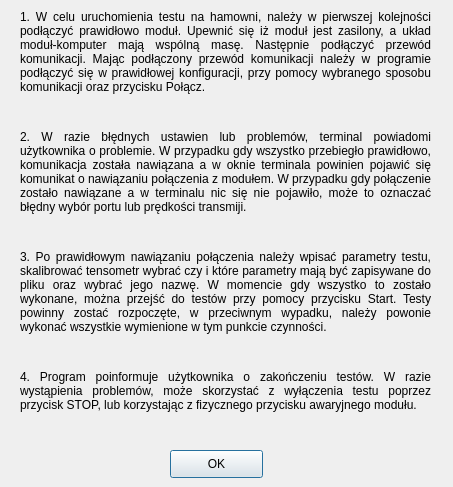
This is UI/HelpDialogUI.ui in Szkodniq1/Propeller-Dynamometer as Qt 5 draws it before an edit. The edited form follows.
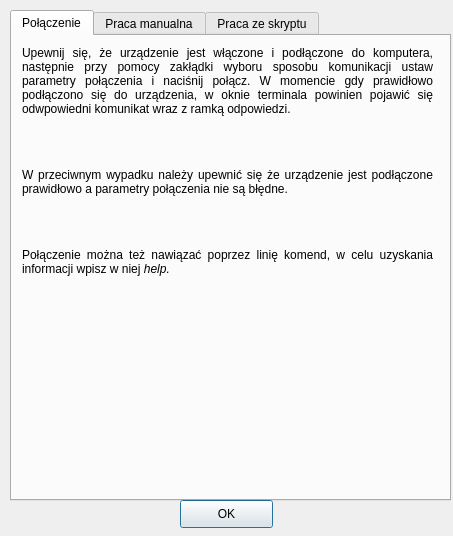
This is the edited form.

```diff
--- a/UI/HelpDialogUI.ui
+++ b/UI/HelpDialogUI.ui
@@ -7,93 +7,17 @@
     <x>0</x>
     <y>0</y>
     <width>453</width>
-    <height>487</height>
+    <height>536</height>
    </rect>
   </property>
   <property name="windowTitle">
    <string>Dialog</string>
   </property>
-  <widget class="QLabel" name="label">
-   <property name="geometry">
-    <rect>
-     <x>20</x>
-     <y>10</y>
-     <width>411</width>
-     <height>111</height>
-    </rect>
-   </property>
-   <property name="text">
-    <string>1. W celu uruchomienia testu na hamowni, należy w pierwszej kolejności podłączyć prawidłowo moduł. Upewnić się iż moduł jest zasilony, a układ moduł-komputer mają wspólną masę. Następnie podłączyć przewód komunikacji. Mając podłączony przewód komunikacji należy w programie podłączyć się w prawidłowej konfiguracji, przy pomocy wybranego sposobu komunikacji oraz przycisku Połącz.</string>
-   </property>
-   <property name="alignment">
-    <set>Qt::AlignJustify|Qt::AlignTop</set>
-   </property>
-   <property name="wordWrap">
-    <bool>true</bool>
-   </property>
-  </widget>
-  <widget class="QLabel" name="label_2">
-   <property name="geometry">
-    <rect>
-     <x>20</x>
-     <y>130</y>
-     <width>411</width>
-     <height>141</height>
-    </rect>
-   </property>
-   <property name="text">
-    <string>2. W razie błędnych ustawien lub problemów, terminal powiadomi użytkownika o problemie. W przypadku gdy wszystko przebiegło prawidłowo, komunikacja została nawiązana a w oknie terminala powinien pojawić się komunikat o nawiązaniu połączenia z modułem. W przypadku gdy połączenie zostało nawiązane a w terminalu nic się nie pojawiło, może to oznaczać błędny wybór portu lub prędkości transmiji.</string>
-   </property>
-   <property name="alignment">
-    <set>Qt::AlignJustify|Qt::AlignTop</set>
-   </property>
-   <property name="wordWrap">
-    <bool>true</bool>
-   </property>
-  </widget>
-  <widget class="QLabel" name="label_3">
-   <property name="geometry">
-    <rect>
-     <x>20</x>
-     <y>250</y>
-     <width>411</width>
-     <height>111</height>
-    </rect>
-   </property>
-   <property name="text">
-    <string>3. Po prawidłowym nawiązaniu połączenia należy wpisać parametry testu, skalibrować tensometr wybrać czy i które parametry mają być zapisywane do pliku oraz wybrać jego nazwę. W momencie gdy wszystko to zostało wykonane, można przejść do testów przy pomocy przycisku Start. Testy powinny zostać rozpoczęte, w przeciwnym wypadku, należy powonie wykonać wszystkie wymienione w tym punkcie czynności.</string>
-   </property>
-   <property name="alignment">
-    <set>Qt::AlignJustify|Qt::AlignTop</set>
-   </property>
-   <property name="wordWrap">
-    <bool>true</bool>
-   </property>
-  </widget>
-  <widget class="QLabel" name="label_4">
-   <property name="geometry">
-    <rect>
-     <x>20</x>
-     <y>370</y>
-     <width>411</width>
-     <height>61</height>
-    </rect>
-   </property>
-   <property name="text">
-    <string>4. Program poinformuje użytkownika o zakończeniu testów. W razie wystąpienia problemów, może skorzystać z wyłączenia testu poprzez przycisk STOP, lub korzystając z fizycznego przycisku awaryjnego modułu.</string>
-   </property>
-   <property name="alignment">
-    <set>Qt::AlignJustify|Qt::AlignTop</set>
-   </property>
-   <property name="wordWrap">
-    <bool>true</bool>
-   </property>
-  </widget>
   <widget class="QPushButton" name="okButton">
    <property name="geometry">
     <rect>
-     <x>170</x>
-     <y>450</y>
+     <x>180</x>
+     <y>500</y>
      <width>93</width>
      <height>28</height>
     </rect>
@@ -102,6 +26,91 @@
     <string>OK</string>
    </property>
   </widget>
+  <widget class="QTabWidget" name="tabWidget">
+   <property name="geometry">
+    <rect>
+     <x>10</x>
+     <y>10</y>
+     <width>441</width>
+     <height>491</height>
+    </rect>
+   </property>
+   <property name="currentIndex">
+    <number>0</number>
+   </property>
+   <widget class="QWidget" name="tab">
+    <attribute name="title">
+     <string>Połączenie</string>
+    </attribute>
+    <widget class="QLabel" name="label">
+     <property name="geometry">
+      <rect>
+       <x>10</x>
+       <y>10</y>
+       <width>411</width>
+       <height>391</height>
+      </rect>
+     </property>
+     <property name="text">
+      <string>&lt;html&gt;&lt;head/&gt;&lt;body&gt;&lt;p&gt;Upewnij się, że urządzenie jest włączone i podłączone do komputera, następnie przy pomocy zakłądki wyboru sposobu komunikacji ustaw parametry połączenia i naciśnij połącz. W momencie gdy prawidłowo podłączono się do urządzenia, w oknie terminala powinien pojawić się odwpowiedni komunikat wraz z ramką odpowiedzi.&lt;/p&gt;&lt;p&gt;&lt;br/&gt;&lt;/p&gt;&lt;p&gt;W przeciwnym wypadku należy upewnić się że urządzenie jest podłączone prawidłowo a parametry połączenia nie są błędne.&lt;/p&gt;&lt;p&gt;&lt;br/&gt;&lt;/p&gt;&lt;p&gt;Połączenie można też nawiązać poprzez linię komend, w celu uzyskania informacji wpisz w niej &lt;span style=&quot; font-style:italic;&quot;&gt;help.&lt;/span&gt;&lt;/p&gt;&lt;/body&gt;&lt;/html&gt;</string>
+     </property>
+     <property name="alignment">
+      <set>Qt::AlignJustify|Qt::AlignTop</set>
+     </property>
+     <property name="wordWrap">
+      <bool>true</bool>
+     </property>
+    </widget>
+   </widget>
+   <widget class="QWidget" name="tab_2">
+    <attribute name="title">
+     <string>Praca manualna</string>
+    </attribute>
+    <widget class="QLabel" name="label_2">
+     <property name="geometry">
+      <rect>
+       <x>10</x>
+       <y>10</y>
+       <width>411</width>
+       <height>381</height>
+      </rect>
+     </property>
+     <property name="text">
+      <string>&lt;html&gt;&lt;head/&gt;&lt;body&gt;&lt;p&gt;Praca manualna to rodzaj pracy podczas której wypełnienie zadajemy ręcznie z programu. Aby ją aktywować należy zaznaczyć okienko &lt;span style=&quot; font-style:italic;&quot;&gt;Praca manualna.&lt;/span&gt; Aktywuje się wtedy panel do obsługi hamowni. Zmieniając wartość początkową, można modulować od jakiej wartości wystartuje test. Klikając start, silniki zaczną pracować. Można wtedy modulować wypełnienie przyciskami sterowania - każdym z osobna lub oboma naraz. Pomiary, o ile zaznaczone było okno zapisu do pliku, będą zapisywane przez cały okres trwania testu.&lt;/p&gt;&lt;p&gt;&lt;br/&gt;&lt;/p&gt;&lt;p&gt;W momencie startu aktywowany jest 10 sekundowy timer. Jeżeli podczas tych 10 sekund nie zajdą żadne zmiany w programie (nie zostaną zanotowane zmiany wypełnienia) to test zostanie automatycznie zakończony. Zostało to wprowadzone w ramach bezpieczeństwa.&lt;/p&gt;&lt;p&gt;&lt;br/&gt;&lt;/p&gt;&lt;p&gt;Pracę manualną można również wystartować i zatrzymać z linii komend. Więcej informacji pokaże się po wpisaniu &lt;span style=&quot; font-style:italic;&quot;&gt;help.&lt;/span&gt;&lt;/p&gt;&lt;/body&gt;&lt;/html&gt;</string>
+     </property>
+     <property name="alignment">
+      <set>Qt::AlignJustify|Qt::AlignTop</set>
+     </property>
+     <property name="wordWrap">
+      <bool>true</bool>
+     </property>
+    </widget>
+   </widget>
+   <widget class="QWidget" name="tab_3">
+    <attribute name="title">
+     <string>Praca ze skryptu</string>
+    </attribute>
+    <widget class="QLabel" name="label_3">
+     <property name="geometry">
+      <rect>
+       <x>10</x>
+       <y>10</y>
+       <width>411</width>
+       <height>441</height>
+      </rect>
+     </property>
+     <property name="text">
+      <string>&lt;html&gt;&lt;head/&gt;&lt;body&gt;&lt;p&gt;W celu przeprowadzenia testu ze skryptu, należy wcześniej napisać sam skrypt. Jest to plik tesktowy w którym znajdują się następujący ciąg komend: &lt;/p&gt;&lt;p&gt;[PWM1,PWM2,TIME] [PWM1,PWM2,TIME] ....&lt;/p&gt;&lt;p&gt;PWM1 to wartość wypełnienia na pierwszym silniku, PWM2 to wartość wypełnienia na drugim silniku a TIME to czas przez który dana konfiguracja będzie obowiązywać. Oznacza to, że Następna komenda będzie realizowana po czasie podanym w komendzie wcześniej.&lt;/p&gt;&lt;p&gt;Bardzo ważne jest zachowanie schematu - parametry są oddzielane przecinkie i znajdują się wewnątrz nawiasów kwadratowych. Pomiędzy ramkami jest jedna spacja.&lt;/p&gt;&lt;p&gt;Następnie gdy plik skryptowy zostanie zapisany w folderze z programem jako plik tekstowy, należy go wczytać z lini komend:&lt;/p&gt;&lt;p&gt;&lt;span style=&quot; font-style:italic;&quot;&gt;load plik.txt&lt;/span&gt;&lt;/p&gt;&lt;p&gt;Komenda ta wczytuje nasz skrypt. Jeżeli skrypt został napisany prawidłowo zostaniemy poinformowani o tym, że skrypt został wczytany poprawnie. W przeciwnym wypadku dostaniemy informaje o błędzie. Gdy skrypt jest już poprawnie załadowany, należy wpisać w lini komend:&lt;/p&gt;&lt;p&gt;&lt;span style=&quot; font-style:italic;&quot;&gt;start test&lt;/span&gt;&lt;/p&gt;&lt;p&gt;Stanowsko pomiarowe powinno zacząć pracę.&lt;/p&gt;&lt;/body&gt;&lt;/html&gt;</string>
+     </property>
+     <property name="alignment">
+      <set>Qt::AlignJustify|Qt::AlignTop</set>
+     </property>
+     <property name="wordWrap">
+      <bool>true</bool>
+     </property>
+    </widget>
+   </widget>
+  </widget>
  </widget>
  <resources/>
  <connections/>
```
Left out of the diff: 2 changed lines with no effect on the pictures.
